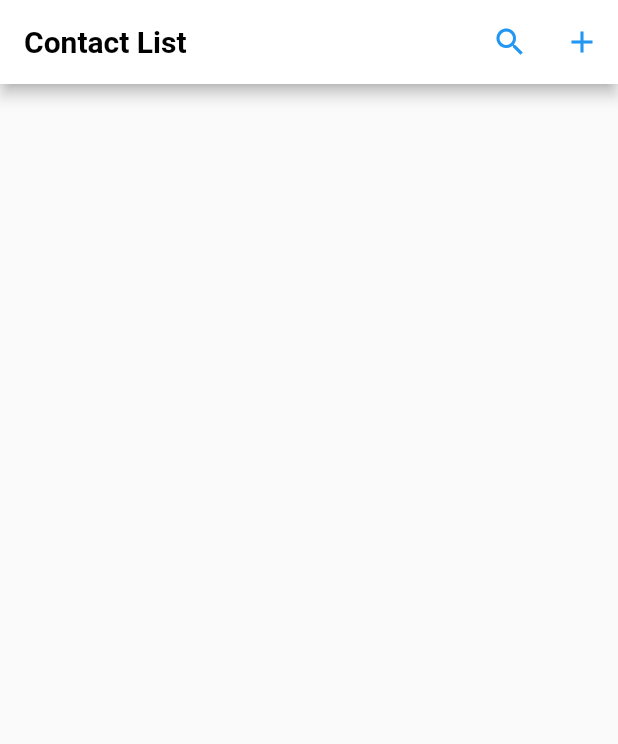
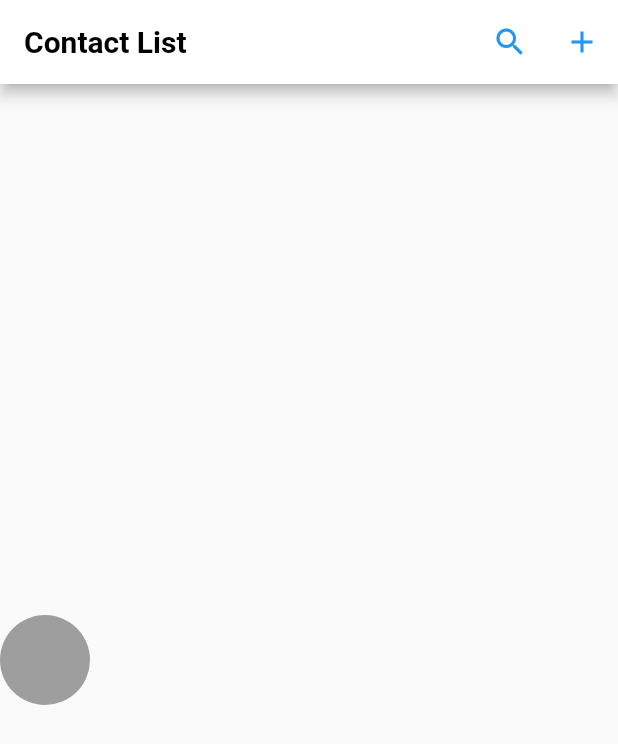
Before and after one commit to dan7sc/flutter-contact-list, a Flutter app: the screen it shows after launch, on a phone screen of 412 x 824 dp. Shown: the top 744 px of the screen. Run offline on Flutter 3.47's test engine with Material 2 defaults, Android fonts, the phone set to English and light mode, and no system bars.

Commit message:
Add circle to the center of the screen

```diff
--- a/lib/main.dart
+++ b/lib/main.dart
@@ -57,7 +57,21 @@ class _MyHomePageState extends State<MyHomePage> {
         centerTitle: false,
         backgroundColor: Colors.white,
       ),
-      body: Container(
+      body: Center(
+        child: Row(
+          mainAxisAlignment: MainAxisAlignment.start,
+          crossAxisAlignment: CrossAxisAlignment.start,
+          children: [
+            Container(
+              width: 60.0,
+              height: 60.0,
+              decoration: BoxDecoration(
+                shape: BoxShape.circle,
+                color: Colors.grey,
+              ),
+            ),
+          ],
+        ),
       ),
     );
   }
```
